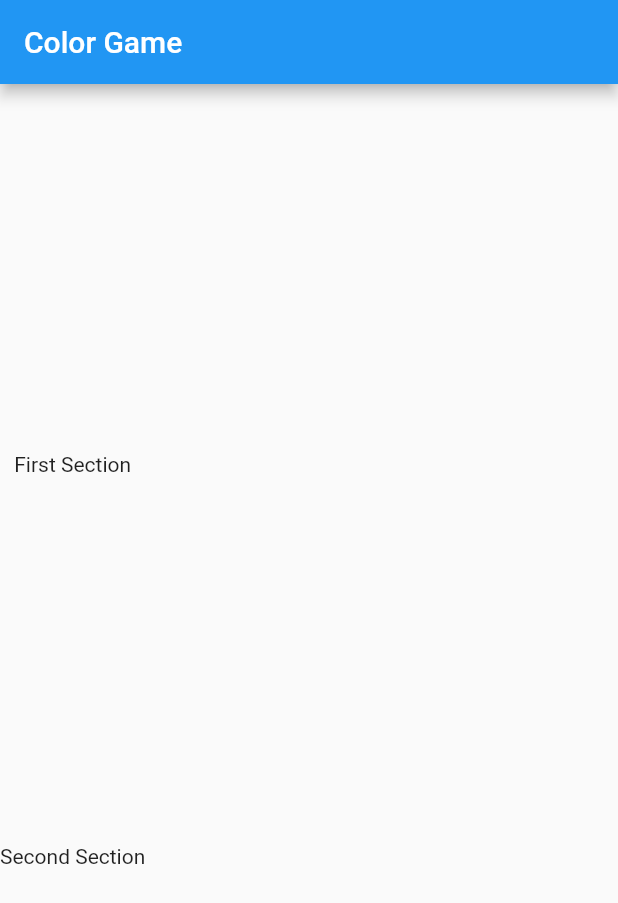
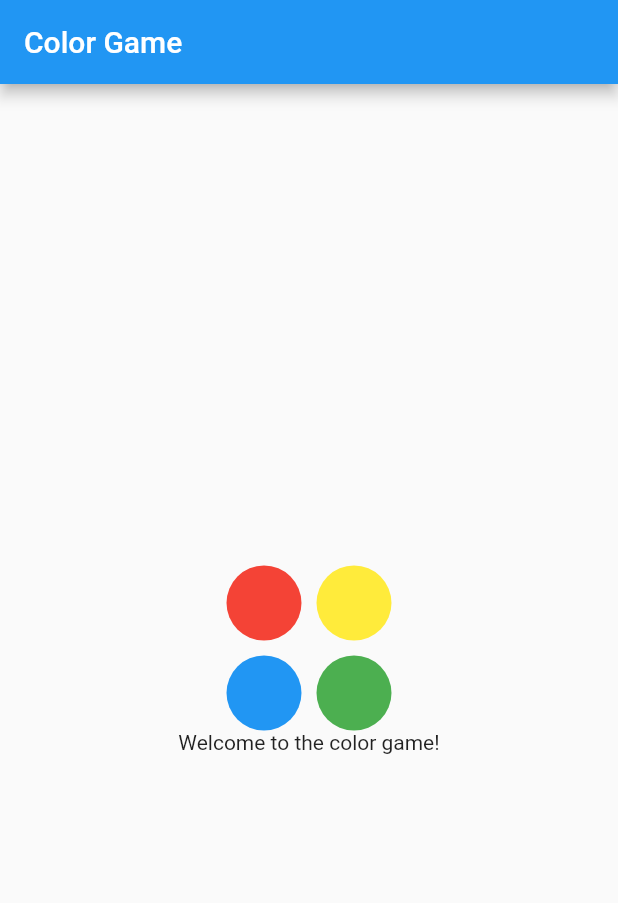
Before and after one commit to arun-kushwaha04/flutter_color_game, a Flutter app: the screen it shows after launch, on a phone screen of 412 x 824 dp. Shown: the top 903 px of the screen. Run offline on Flutter 3.47's test engine with Material 2 defaults, Android fonts, the phone set to English and light mode, and no system bars.

Commit message:
Added landing page

```diff
--- a/lib/main.dart
+++ b/lib/main.dart
@@ -10,22 +10,52 @@ class MyApp extends StatelessWidget {
   @override
   Widget build(BuildContext context) {
     return MaterialApp(
-      title: 'Color Game',
-      home: Scaffold(
-        appBar: AppBar(
-          title: const Text('Color Game')
-        ),
-        body: Column(
-          crossAxisAlignment: CrossAxisAlignment.center,
-          mainAxisAlignment: MainAxisAlignment.spaceEvenly,
-          children: const <Widget>[
-            Text("First Section")  ,
-            Text("Second Section")
-          ]
-        )
-      )
-
-
-    );
+        title: 'Color Game',
+        home: Scaffold(
+            appBar: AppBar(title: const Text('Color Game')),
+            body: Column(
+                crossAxisAlignment: CrossAxisAlignment.center,
+                mainAxisAlignment: MainAxisAlignment.center,
+                children: <Widget>[
+                  Row(
+                      mainAxisAlignment: MainAxisAlignment.center,
+                      crossAxisAlignment: CrossAxisAlignment.center,
+                      children:const <Widget>[
+                        CircleButton(size:50, color:Colors.red),
+                        VerticalDivider(width: 10,),
+                        CircleButton(size:50.0, color:Colors.yellow),
+                    ]),
+                    Container(
+                      height: 10,
+                    ),
+                    Row(
+                      mainAxisAlignment: MainAxisAlignment.center,
+                      crossAxisAlignment: CrossAxisAlignment.center,
+                      children:const <Widget>[
+                        CircleButton(size:50, color:Colors.blue),
+                        VerticalDivider(width: 10,),
+                        CircleButton(size:50.0, color:Colors.green),
+                    ]),
+                  const Text("Welcome to the color game!",textAlign: TextAlign.center,),
+                ])));
   }
 }
+
+class CircleButton extends StatelessWidget {
+  final double? size;
+  final Color? color;
+
+  const CircleButton({super.key, this.size, this.color});
+
+  @override
+  Widget build(BuildContext context) {
+    return InkResponse(
+        onTap: () {},
+        radius: size! / 2,
+        child: Container(
+            width:size,
+            height: size,
+            decoration:
+                BoxDecoration(color: color, shape: BoxShape.circle)));
+  }
+}
```
Also changed, not shown: 7 other files.
